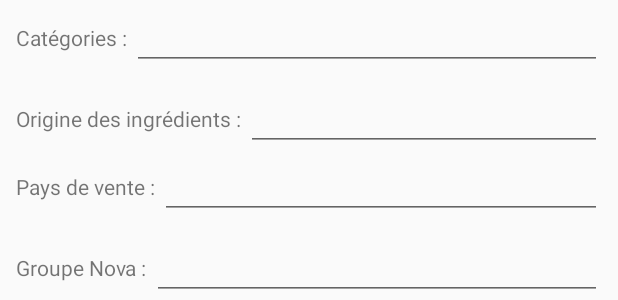
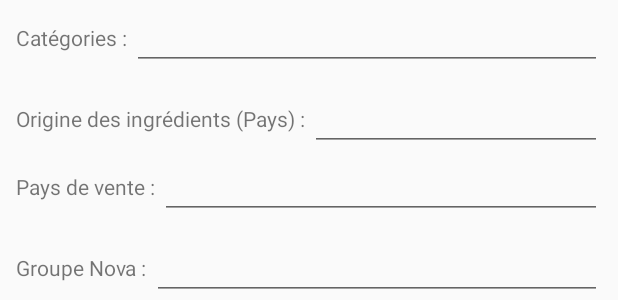
Before and after one commit to Qlecap/Buyornot, an Android app: the layout interface_ajout_produit.xml on its own in the app's theme, with its tools: preview values and no code run, on a phone screen of 412 x 824 dp. Shown: the part 354-654 px from the top of the screen. Run offline under Robolectric (Android 15) with nearby library versions, the phone set to English and light mode, and no system bars.

Commit message:
commit pour changer l'origin

```diff
--- a/app/src/main/res/layout/interface_ajout_produit.xml
+++ b/app/src/main/res/layout/interface_ajout_produit.xml
@@ -164,7 +164,7 @@
                 <TextView
                     android:layout_width="wrap_content"
                     android:layout_height="wrap_content"
-                    android:text="Origine des ingrédients : "/>
+                    android:text="Origine des ingrédients (Pays) : "/>
                 <EditText
                     android:id="@+id/origineIngredients"
                     android:layout_width="wrap_content"
```
